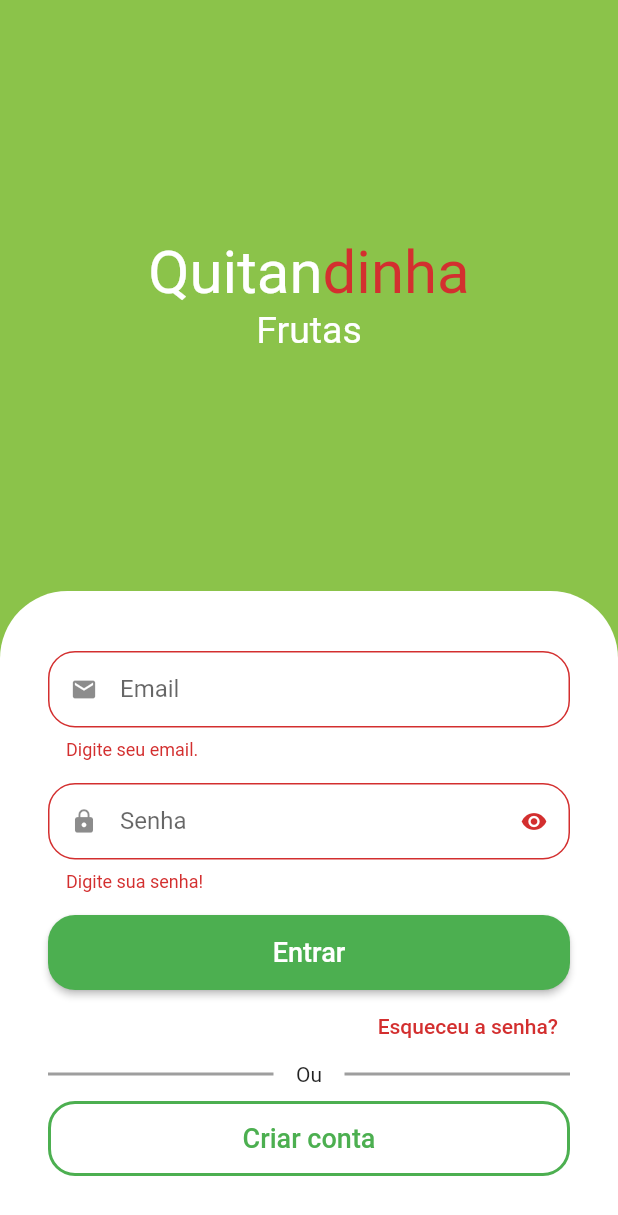
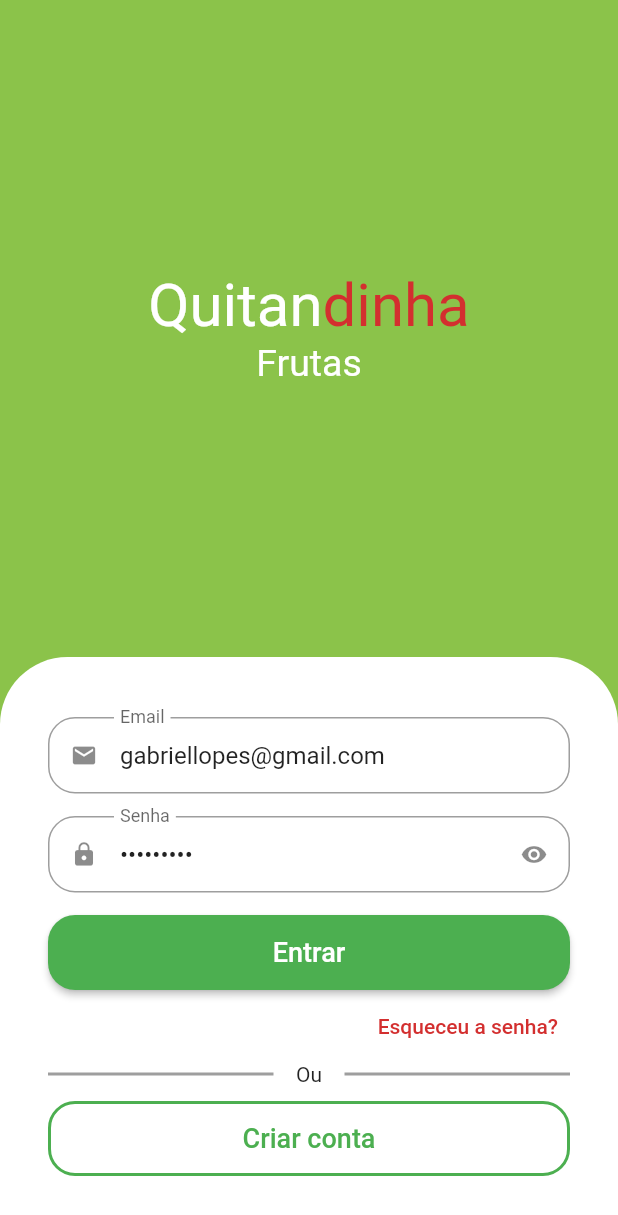
Before and after one commit to gbllopes/quitandinha-flutter-getx, a Flutter app: the screen it shows after launch, after a tap on "Entrar", after a tap on "Esqueceu a senha?", on a phone screen of 412 x 824 dp. Shown: the top 1215 px of the screen. Run offline on Flutter 3.47's test engine with Material 2 defaults, Android fonts, the phone set to English and light mode, and no system bars; drawn by our look-alikes of animated_text_kit; our stand-ins replace badges, fluttertoast, get, mask_text_input_formatter, qr_flutter, shimmer; missing offline and left inert: add_to_cart_animation.

Commit message:
Gerenciando estado da tela  de signin

```diff
--- a/lib/main.dart
+++ b/lib/main.dart
@@ -1,9 +1,12 @@
 import 'package:flutter/material.dart';
 import 'package:get/get.dart';
+import 'package:quitanda_virtual/src/pages/auth/controller/auth_controller.dart';
 
 import 'src/pages_routes/app_pages.dart';
 
 void main() {
+  Get.put(AuthController());
+
   runApp(const MyApp());
 }
 
--- /dev/null
+++ b/lib/src/pages/auth/controller/auth_controller.dart
@@ -0,0 +1,13 @@
+import 'package:get/get.dart';
+
+class AuthController extends GetxController {
+  RxBool isLoading = false.obs;
+
+  Future<void> signIn({required String email, required String password}) async {
+    isLoading.value = true;
+
+    await Future.delayed(const Duration(seconds: 2));
+
+    isLoading.value = false;
+  }
+}
--- a/lib/src/pages/auth/sign_in_screen.dart
+++ b/lib/src/pages/auth/sign_in_screen.dart
@@ -6,11 +6,15 @@ import 'package:quitanda_virtual/src/pages/common_widgets/app_name_widget.dart';
 import 'package:quitanda_virtual/src/pages_routes/app_pages.dart';
 
 import '../common_widgets/custom_text_field.dart';
+import 'controller/auth_controller.dart';
 
 class SignInScreen extends StatelessWidget {
   SignInScreen({Key? key}) : super(key: key);
 
   final _formKey = GlobalKey<FormState>();
+
+  final emailController = TextEditingController(text: 'gabriellopes@gmail.com');
+  final passwordController = TextEditingController(text: '123456789');
 
   @override
   Widget build(BuildContext context) {
@@ -69,6 +73,7 @@ class SignInScreen extends StatelessWidget {
                     children: [
                       //Email
                       CustomTextField(
+                        controller: emailController,
                         label: 'Email',
                         icon: Icons.email,
                         validator: (email) {
@@ -81,6 +86,7 @@ class SignInScreen extends StatelessWidget {
                       ),
                       //Senha
                       CustomTextField(
+                        controller: passwordController,
                         label: 'Senha',
                         icon: Icons.lock,
                         isPassword: true,
@@ -97,13 +103,23 @@ class SignInScreen extends StatelessWidget {
                       ),
                       SizedBox(
                         height: 50,
-                        child: ElevatedButton(
-                          onPressed: () {
+                        child: GetX<AuthController>(
+                          builder: (authController) {
+                            return ElevatedButton(
+                              onPressed: !authController.isLoading.value
+                                  ? () {
+                                      FocusScope.of(context).unfocus();
                                       if (_formKey.currentState!.validate()) {
-                              Get.offNamed(PagesRoutes.baseRoute);
+                                        authController.signIn(
+                                            email: emailController.text,
+                                            password: passwordController.text);
+                                        // Get.offNamed(PagesRoutes.baseRoute);
                                       }
-                          },
-                          child: const Text(
+                                    }
+                                  : null,
+                              child: authController.isLoading.value
+                                  ? const CircularProgressIndicator()
+                                  : const Text(
                                       'Entrar',
                                       style: TextStyle(fontSize: 18),
                                     ),
@@ -112,6 +128,8 @@ class SignInScreen extends StatelessWidget {
                                   borderRadius: BorderRadius.circular(18),
                                 ),
                               ),
+                            );
+                          },
                         ),
                       ),
                       Align(
--- a/lib/src/pages/common_widgets/custom_text_field.dart
+++ b/lib/src/pages/common_widgets/custom_text_field.dart
@@ -9,6 +9,7 @@ class CustomTextField extends StatefulWidget {
   final String? initialValue;
   final bool readyOnly;
   final String? Function(String?)? validator;
+  final TextEditingController? controller;
 
   CustomTextField({
     Key? key,
@@ -19,6 +20,7 @@ class CustomTextField extends StatefulWidget {
     this.initialValue,
     this.readyOnly = false,
     this.validator,
+    this.controller,
   }) : super(key: key);
 
   @override
@@ -32,6 +34,7 @@ class _CustomTextFieldState extends State<CustomTextField> {
     return Padding(
       padding: const EdgeInsets.only(bottom: 15),
       child: TextFormField(
+        controller: widget.controller,
         readOnly: widget.readyOnly,
         initialValue: widget.initialValue,
         inputFormatters: widget.inputFormatters,
```
Lines whose indentation alone changed are shown as unchanged.
